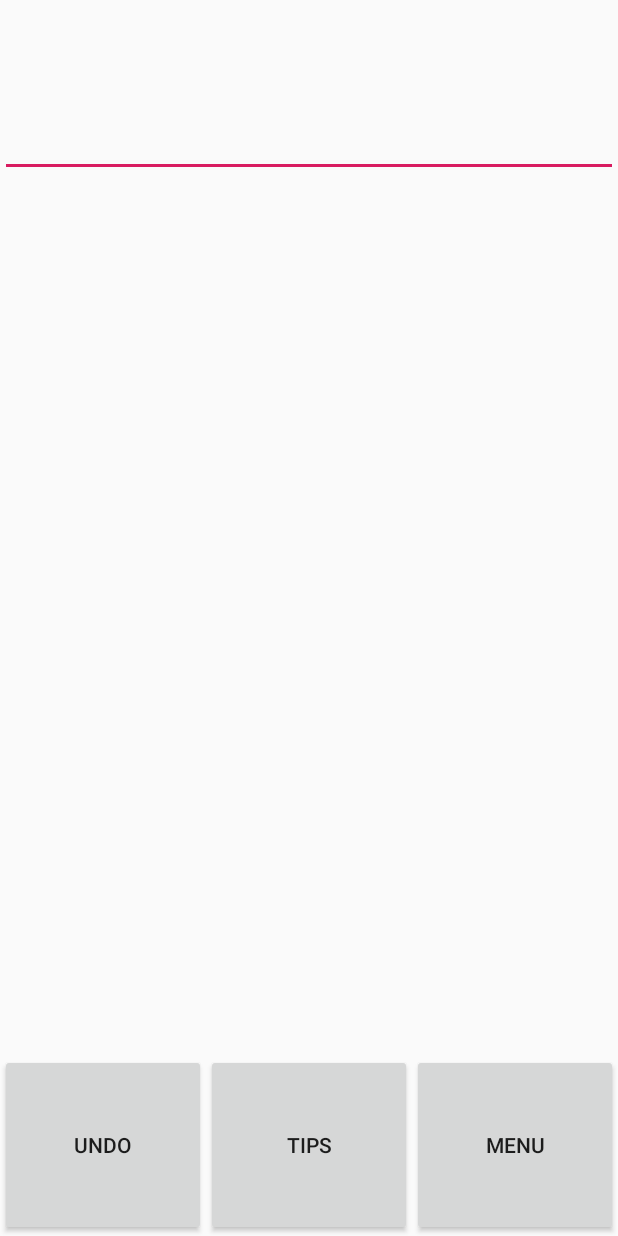
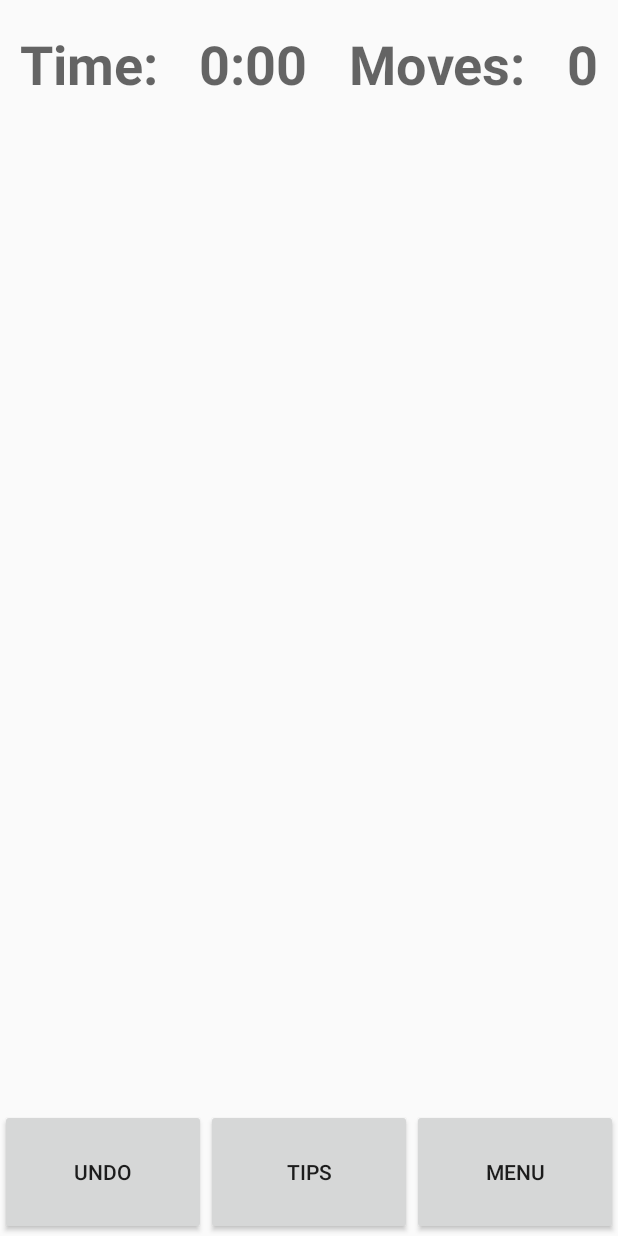
Before and after one commit to adamwberck/SlidePuzzleProj, an Android app: the layout activity_play.xml on its own in the app's theme, with its tools: preview values and no code run, on a phone screen of 412 x 824 dp. Run offline under Robolectric (Android 15) with nearby library versions, the phone set to English and light mode, and no system bars.

Commit message:
temp 2. Updated play UI XML.

```diff
--- a/app/src/main/AndroidManifest.xml
+++ b/app/src/main/AndroidManifest.xml
@@ -16,6 +16,12 @@
                 <category android:name="android.intent.category.LAUNCHER" />
             </intent-filter>
         </activity>
+        <activity android:name=".PlayActivity">
+            <intent-filter>
+                <action android:name="android.intent.action.MAIN" />
+                <category android:name="android.intent.category.DEFAULT" />
+            </intent-filter>
+        </activity>
     <activity android:name=".MainActivity"/>
     </application>
 
--- a/app/src/main/res/layout/activity_play.xml
+++ b/app/src/main/res/layout/activity_play.xml
@@ -4,47 +4,87 @@
     android:layout_height="match_parent"
     android:orientation="vertical">
 
-    <EditText
-        android:id="@+id/time"
+    <LinearLayout
         android:layout_width="match_parent"
         android:layout_height="wrap_content"
-        android:layout_weight="0.1"
+        android:layout_weight="0.05"
+        android:orientation="horizontal">
 
-        android:autoText="true"
-        android:ems="10"
-        android:inputType="time" />
+        <TextView
+            android:id="@+id/timeText"
+            android:layout_width="wrap_content"
+            android:layout_height="match_parent"
+            android:layout_weight="0.25"
+            android:gravity="center"
+            android:text="Time:"
+            android:textAppearance="@style/TextAppearance.AppCompat.Medium"
+            android:textSize="36sp"
+            android:textStyle="bold" />
+        <TextView
+            android:id="@+id/time"
+            android:layout_width="wrap_content"
+            android:layout_height="match_parent"
+            android:layout_weight="0.25"
+            android:gravity="center"
+            android:text="0:00"
+            android:textAppearance="@style/TextAppearance.AppCompat.Medium"
+            android:textSize="36sp"
+            android:textStyle="bold" />
+        <TextView
+            android:id="@+id/moveText"
+            android:layout_width="wrap_content"
+            android:layout_height="match_parent"
+            android:layout_weight="0.25"
+            android:gravity="center"
+            android:text="Moves:"
+            android:textAppearance="@style/TextAppearance.AppCompat.Medium"
+            android:textSize="36sp"
+            android:textStyle="bold" />
+        <TextView
+            android:id="@+id/moveNumber"
+            android:layout_width="wrap_content"
+            android:layout_height="match_parent"
+            android:layout_weight="0.25"
+            android:gravity="center"
+            android:text="0"
+            android:textAppearance="@style/TextAppearance.AppCompat.Medium"
+            android:textSize="36sp"
+            android:textStyle="bold" />
+    </LinearLayout>
+
+    <android.widget.GridLayout
+        android:id="@+id/playSpace"
+        android:layout_width="match_parent"
+        android:layout_height="wrap_content"
+        android:layout_weight="0.9">
+
+    </android.widget.GridLayout>
 
     <LinearLayout
         android:layout_width="match_parent"
         android:layout_height="wrap_content"
-        android:layout_weight="0.8"
-        android:orientation="vertical"></LinearLayout>
-
-    <LinearLayout
-        android:layout_width="match_parent"
-        android:layout_height="wrap_content"
-        android:layout_weight="0.1"
+        android:layout_weight="0.05"
         android:orientation="horizontal">
 
         <Button
             android:id="@+id/undoButton"
             android:layout_width="wrap_content"
+            android:layout_height="match_parent"
             android:layout_weight=".333"
-            android:layout_height="match_parent"
             android:text="Undo" />
 
         <Button
             android:id="@+id/tipsButton"
             android:layout_width="wrap_content"
+            android:layout_height="match_parent"
             android:layout_weight=".333"
-            android:layout_height="match_parent"
             android:text="Tips" />
 
         <Button
             android:id="@+id/menuButton"
             android:layout_width="wrap_content"
+            android:layout_height="match_parent"
             android:layout_weight=".333"
-            android:layout_height="match_parent"
             android:text="Menu" />
     </LinearLayout>
 
```
Also changed, not shown: app/src/main/java/com/example/slidepuzzleproj/PlayActivity.java (+75 -3 lines).
